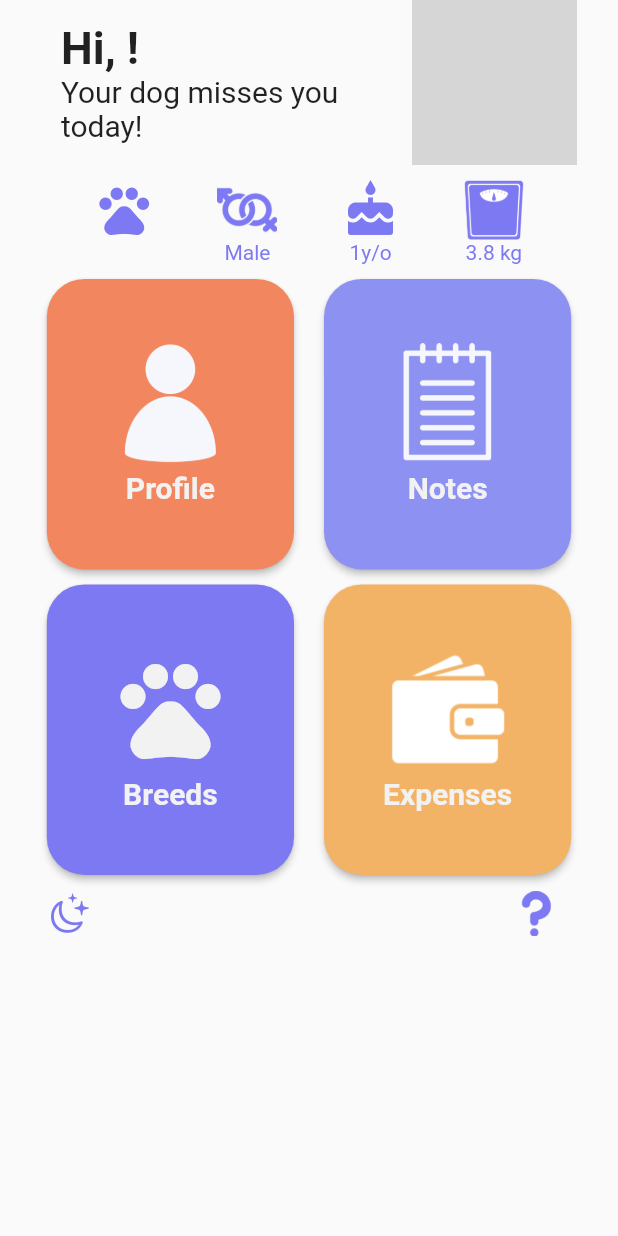
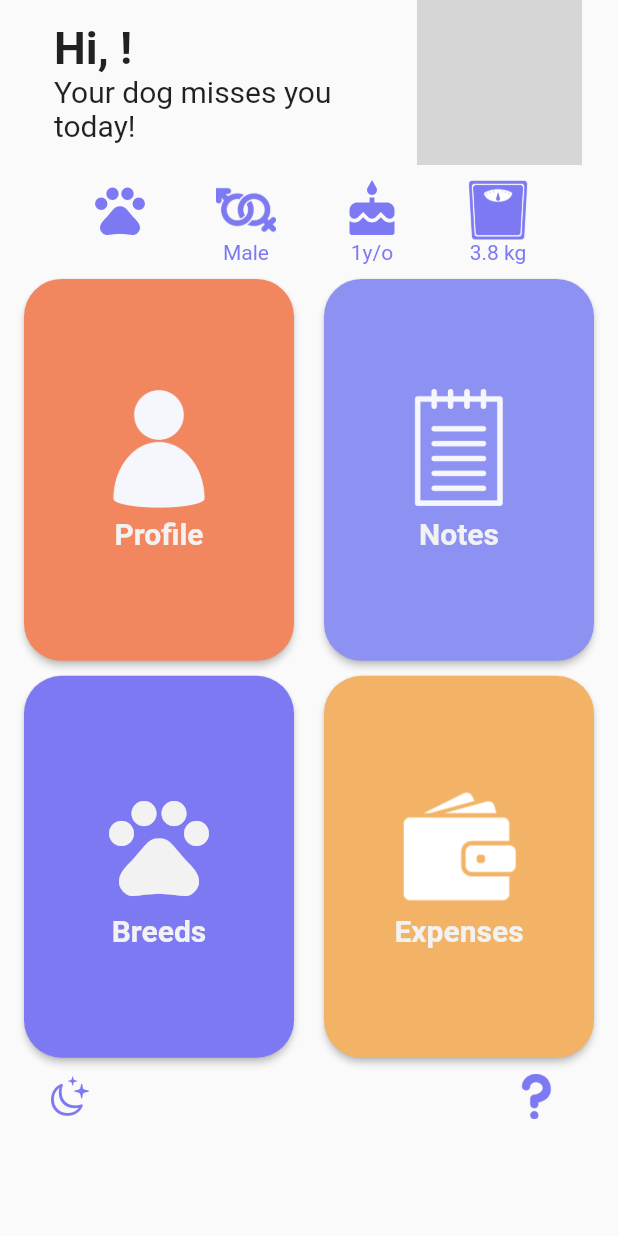
Before and after one commit to Crufixs/Captain-Puppy, a Flutter app: the HomePage screen opened directly, on a phone screen of 412 x 824 dp. Run offline on Flutter 3.47's test engine with Material 2 defaults, Android fonts, the phone set to English and light mode, and no system bars; our stand-ins replace audioplayers, carousel_slider, date_format, fl_chart, flutter_spinkit, image_picker and 2 more; accounts and stored records are empty; grey boxes are pictures that could not be loaded.

Commit message:
WAKWAK UGH

```diff
--- a/lib/pages/Home Page.dart
+++ b/lib/pages/Home Page.dart
@@ -28,7 +28,15 @@ class _HomePageState extends State<HomePage> {
 
   @override
   Widget build(BuildContext context) {
+
+    double portraitHeight = MediaQuery.of(context).size.height;
+    Orientation currentOrientation = MediaQuery.of(context).orientation;
+    if(currentOrientation == Orientation.landscape){
+      portraitHeight = MediaQuery.of(context).size.width;
+    }
+
     double screenWidth = MediaQuery.of(context).size.width;
+    double screenHeight = MediaQuery.of(context).size.height;
 
     return FutureBuilder(
         future: loadData(), // getting the user data
@@ -39,13 +47,15 @@ class _HomePageState extends State<HomePage> {
             return Scaffold(
               body: SafeArea(
                 child: SingleChildScrollView(
+                  child: Container(
+                    padding: EdgeInsets.symmetric(horizontal: 16.0),
                     child: Column(
                       //EXPANDED 1
                       mainAxisAlignment: MainAxisAlignment.center,
                       children: <Widget>[
                         //Message & Profile Pic
                         Container(
-                        width: screenWidth * 0.9,
+                          // width: screenWidth * 0.9,
                           // height: 120,
                           child: Row(
                             mainAxisAlignment: MainAxisAlignment.spaceBetween,
@@ -106,7 +116,7 @@ class _HomePageState extends State<HomePage> {
 
                         //Icons
                         Container(
-                        width: screenWidth * 0.9,
+                          // width: screenWidth * 0.9,
                           child: Row(
                             mainAxisAlignment: MainAxisAlignment.spaceEvenly,
                             children: [
@@ -179,14 +189,21 @@ class _HomePageState extends State<HomePage> {
                         ),
 
                         //Buttons
-                      Column(
+                        Container(
+                          height: portraitHeight * 0.63,
+                          child: Column(
                             children: [
-                          Row(
+                              Expanded(
+                                child: Column(
+                                  children: [
+                                    Expanded(
+                                      child: Row(
                                         mainAxisAlignment: MainAxisAlignment.center,
                                         children: [
-                              Container(
-                                width: screenWidth * 0.4,
-                                height: screenWidth * 0.47,
+                                          Expanded(
+                                            child: Container(
+                                              // width: screenWidth * 0.4,
+                                              // height: screenWidth * 0.47,
                                               child: ElevatedButton(
                                                 child: Column(
                                                   mainAxisAlignment: MainAxisAlignment.center,
@@ -226,12 +243,14 @@ class _HomePageState extends State<HomePage> {
                                                 },
                                               ),
                                             ),
+                                          ),
                                           SizedBox(
                                             width: 20,
                                           ),
-                              Container(
-                                width: screenWidth * 0.4,
-                                height: screenWidth * 0.47,
+                                          Expanded(
+                                            child: Container(
+                                              // width: screenWidth * 0.4,
+                                              // height: screenWidth * 0.47,
                                               child: ElevatedButton(
                                                 child: Column(
                                                   mainAxisAlignment: MainAxisAlignment.center,
@@ -271,17 +290,21 @@ class _HomePageState extends State<HomePage> {
                                                 },
                                               ),
                                             ),
+                                          ),
                                         ],
+                                      ),
                                     ),
                                     SizedBox(
                                       height: 10,
                                     ),
-                          Row(
+                                    Expanded(
+                                      child: Row(
                                         mainAxisAlignment: MainAxisAlignment.center,
                                         children: [
-                              Container(
-                                width: screenWidth * 0.4,
-                                height: screenWidth * 0.47,
+                                          Expanded(
+                                            child: Container(
+                                              // width: screenWidth * 0.4,
+                                              // height: screenWidth * 0.47,
                                               child: ElevatedButton(
                                                 child: Column(
                                                   mainAxisAlignment: MainAxisAlignment.center,
@@ -321,12 +344,14 @@ class _HomePageState extends State<HomePage> {
                                                 },
                                               ),
                                             ),
+                                          ),
                                           SizedBox(
                                             width: 20,
                                           ),
-                              Container(
-                                width: screenWidth * 0.4,
-                                height: screenWidth * 0.47,
+                                          Expanded(
+                                            child: Container(
+                                              // width: screenWidth * 0.4,
+                                              // height: screenWidth * 0.47,
                                               child: ElevatedButton(
                                                 child: Column(
                                                   mainAxisAlignment: MainAxisAlignment.center,
@@ -366,9 +391,15 @@ class _HomePageState extends State<HomePage> {
                                                 },
                                               ),
                                             ),
+                                          ),
                                         ],
                                       ),
+                                    ),
                                   ],
+                                ),
+                              ),
+                            ],
+                          ),
                         ),
 
                         //Help
@@ -465,6 +496,7 @@ class _HomePageState extends State<HomePage> {
                     ),
                   ),
                 ),
+              ),
             );
           }
         });
```
Lines whose indentation alone changed are shown as unchanged.
